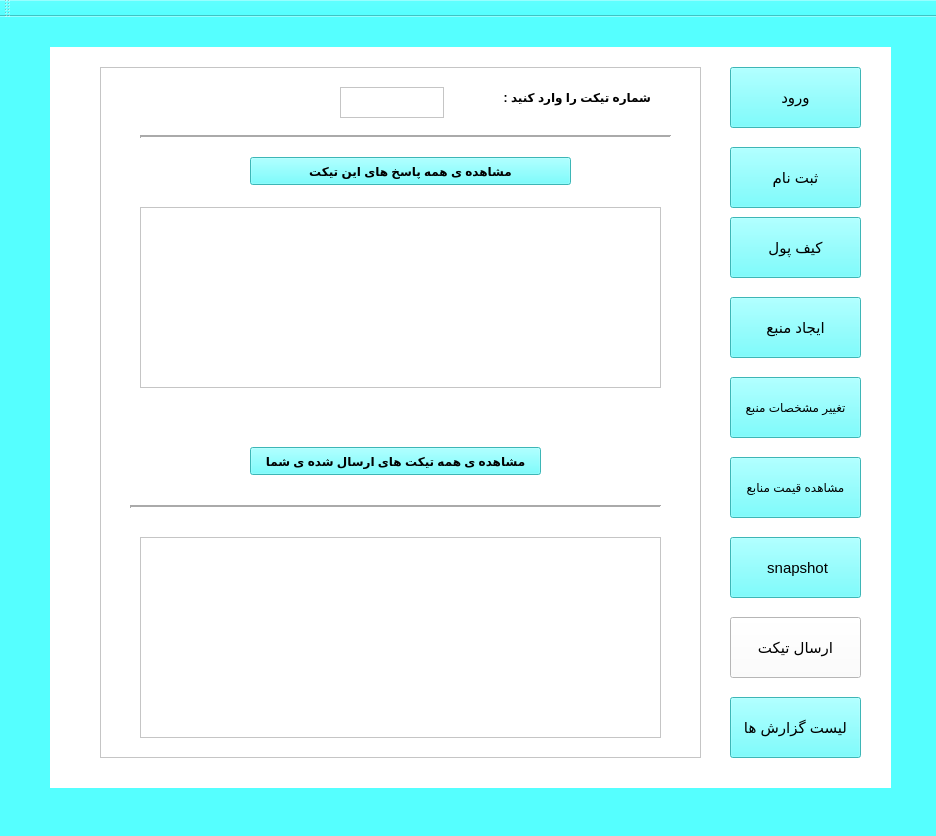
negarnegma/database-finalproject, file projV0/grafic.ui: the form before one commit.
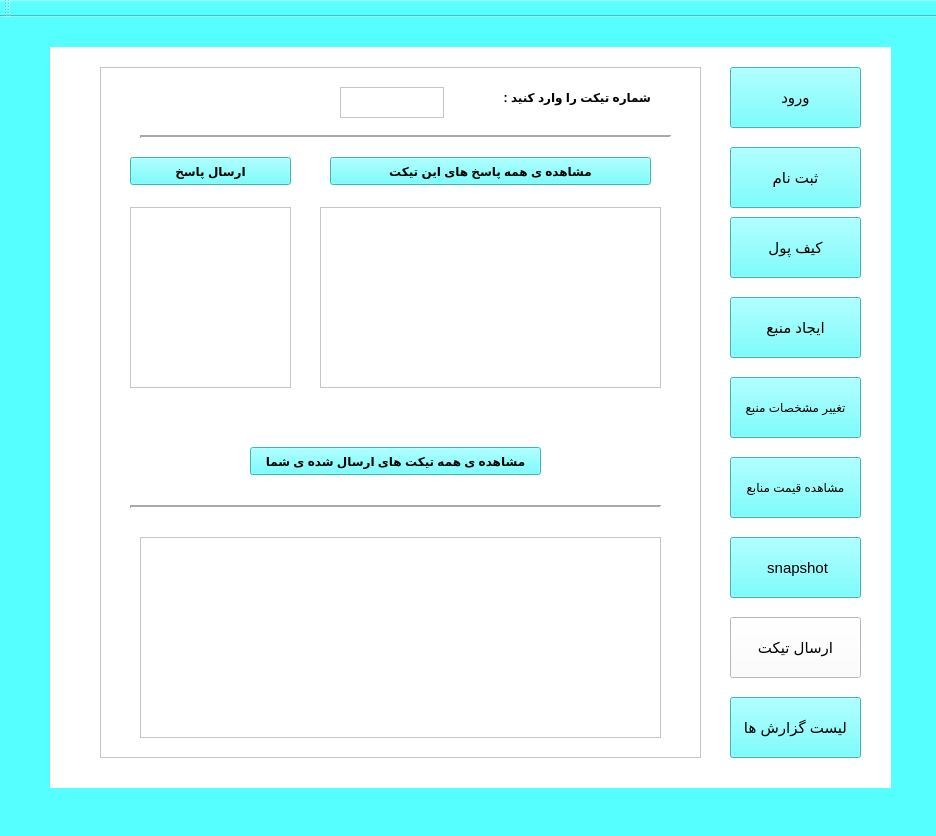
The form after the commit. The open tabs and pages were chosen to show the change.

Commit message: answer ticket

Diff of the .ui file:
```diff
--- a/projV0/grafic.ui
+++ b/projV0/grafic.ui
@@ -4317,9 +4317,9 @@
      <widget class="QTextEdit" name="textEdit_4">
       <property name="geometry">
        <rect>
-        <x>90</x>
+        <x>270</x>
         <y>160</y>
-        <width>521</width>
+        <width>341</width>
         <height>181</height>
        </rect>
       </property>
@@ -4357,7 +4357,7 @@
      <widget class="QPushButton" name="pushButton_2">
       <property name="geometry">
        <rect>
-        <x>200</x>
+        <x>280</x>
         <y>110</y>
         <width>321</width>
         <height>28</height>
@@ -4442,6 +4442,39 @@
        <enum>Qt::Horizontal</enum>
       </property>
      </widget>
+     <widget class="QPushButton" name="answer">
+      <property name="geometry">
+       <rect>
+        <x>80</x>
+        <y>110</y>
+        <width>161</width>
+        <height>28</height>
+       </rect>
+      </property>
+      <property name="font">
+       <font>
+        <pointsize>9</pointsize>
+        <weight>75</weight>
+        <bold>true</bold>
+       </font>
+      </property>
+      <property name="styleSheet">
+       <string notr="true">background-color: rgb(85, 255, 255);</string>
+      </property>
+      <property name="text">
+       <string>ارسال پاسخ</string>
+      </property>
+     </widget>
+     <widget class="QTextEdit" name="answer_text">
+      <property name="geometry">
+       <rect>
+        <x>80</x>
+        <y>160</y>
+        <width>161</width>
+        <height>181</height>
+       </rect>
+      </property>
+     </widget>
     </widget>
     <widget class="QWidget" name="page_9">
      <widget class="QPushButton" name="sabtenam_btn3_9">
```
Left out of the diff: 2 changed lines with no effect on the pictures. The commit also changes 4 other files.
